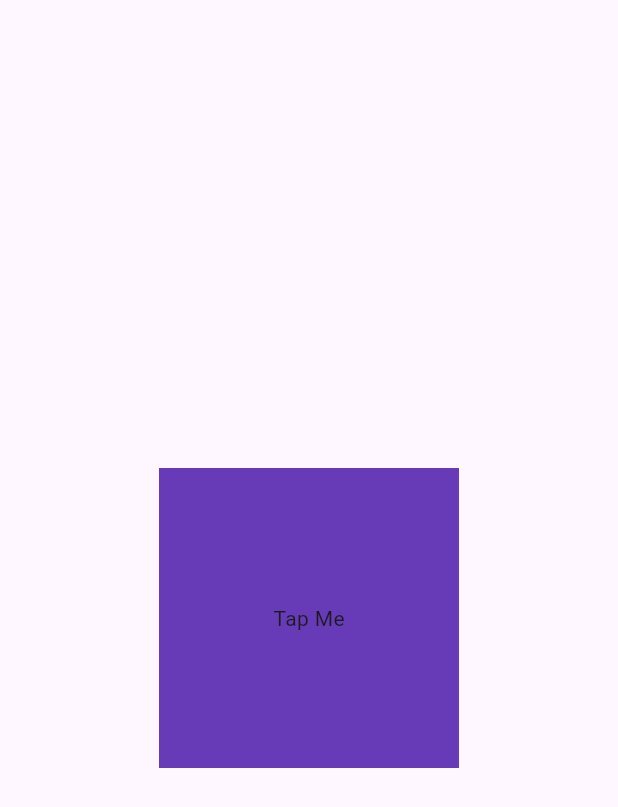
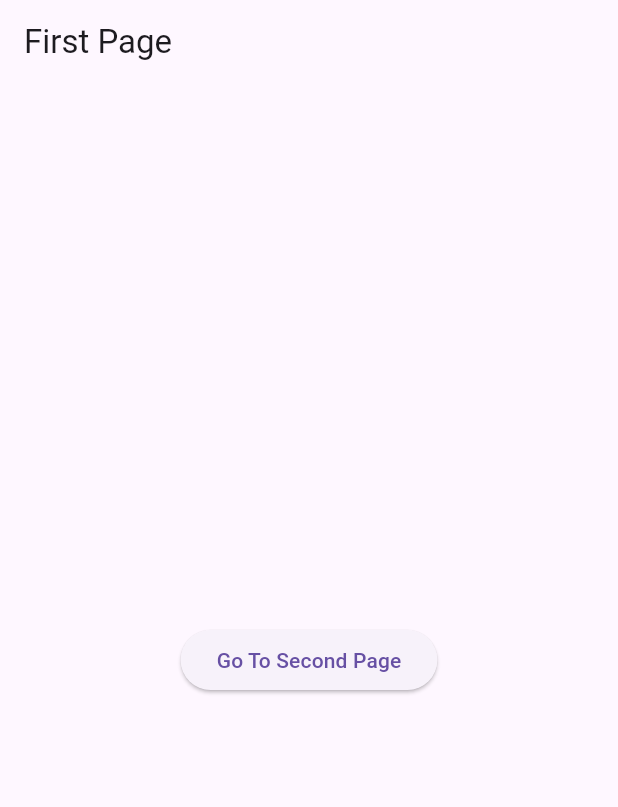
Before and after one commit to devfmgo/learning-flutter, a Flutter app: the screen it shows after launch, on a phone screen of 412 x 824 dp. Shown: the top 807 px of the screen. Run offline on Flutter 3.47's test engine with Material 3 defaults, Android fonts, the light colour scheme and no system bars.

Commit message:
Navigation on Flutter

```diff
--- a/lib/main.dart
+++ b/lib/main.dart
@@ -1,5 +1,6 @@
 // ignore_for_file: prefer_const_constructors
 
+import 'package:am_flutter/pages/first_page.dart';
 import 'package:flutter/material.dart';
 
 void main() {
@@ -8,32 +9,13 @@
 
 class MyApp extends StatelessWidget {
   MyApp({super.key});
-  List names = ["Muhamad Fikri", "Gita", "Rahma"];
-  // function & methods
-  void userTapped() {
-    print("User tapper !");
-  }
 
+// Make Basic Navigation on Flutter
   @override
   Widget build(BuildContext context) {
     return MaterialApp(
       debugShowCheckedModeBanner: false,
-      home: Scaffold(
-        // Sampel Gesture Detector
-        body: Center(
-          child: GestureDetector(
-            onTap: userTapped,
-            child: Container(
-              height: 200,
-              width: 200,
-              color: Colors.deepPurple,
-              child: Center(
-                child: Text("Tap Me"),
-              ),
-            ),
-          ),
-        ),
-      ),
+      home: FirstPage(),
     );
   }
 }
--- /dev/null
+++ b/lib/pages/first_page.dart
@@ -0,0 +1,27 @@
+import 'package:am_flutter/pages/second_page.dart';
+import 'package:flutter/material.dart';
+
+class FirstPage extends StatelessWidget {
+  const FirstPage({super.key});
+
+  @override
+  Widget build(BuildContext context) {
+    return Scaffold(
+        appBar: AppBar(
+          title: Text("First Page"),
+        ),
+        body: Center(
+          child: ElevatedButton(
+            child: Text("Go To Second Page"),
+            onPressed: () {
+              // Navigator to Second Page
+              Navigator.push(
+                  context,
+                  MaterialPageRoute(
+                    builder: (context) => SecondPage(),
+                  ));
+            },
+          ),
+        ));
+  }
+}
```
Also changed, not shown: lib/pages/second_page.dart (added, +14 -0 lines).
